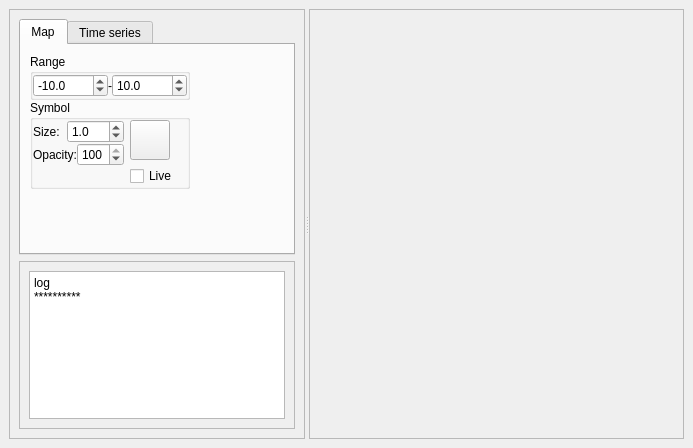
Qt form insar_explorer_dockwidget_base.ui (luhipi/insar-explorer) before a commit.
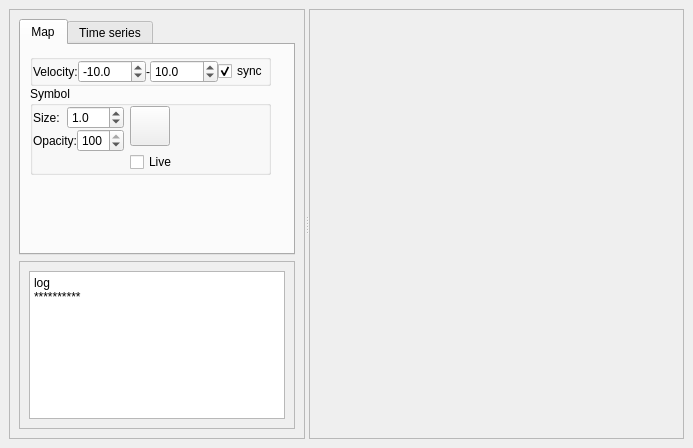
The same form after that commit. The open tabs and pages were chosen to show the change. Icons and pictures are not drawn.

Commit message: add checkbox for symbology range sync

```diff
--- a/insar_explorer_dockwidget_base.ui
+++ b/insar_explorer_dockwidget_base.ui
@@ -65,7 +65,7 @@
             <rect>
              <x>0</x>
              <y>0</y>
-             <width>323</width>
+             <width>361</width>
              <height>400</height>
             </rect>
            </property>
@@ -102,7 +102,7 @@
                        </sizepolicy>
                       </property>
                       <property name="title">
-                       <string>Range</string>
+                       <string/>
                       </property>
                       <layout class="QGridLayout" name="gridLayout_7">
                        <property name="leftMargin">
@@ -122,6 +122,13 @@
                        </property>
                        <item row="0" column="0">
                         <layout class="QHBoxLayout" name="horizontalLayout">
+                         <item>
+                          <widget class="QLabel" name="label_5">
+                           <property name="text">
+                            <string>Velocity:</string>
+                           </property>
+                          </widget>
+                         </item>
                          <item>
                           <widget class="QDoubleSpinBox" name="sb_symbol_lower_range">
                            <property name="sizePolicy">
@@ -134,10 +141,10 @@
                             <number>1</number>
                            </property>
                            <property name="minimum">
-                            <double>-10000.000000000000000</double>
+                            <double>-1000.000000000000000</double>
                            </property>
                            <property name="maximum">
-                            <double>10000.000000000000000</double>
+                            <double>1000.000000000000000</double>
                            </property>
                            <property name="value">
                             <double>-10.000000000000000</double>
@@ -169,16 +176,26 @@
                             <number>1</number>
                            </property>
                            <property name="minimum">
-                            <double>-10000.000000000000000</double>
+                            <double>-1000.000000000000000</double>
                            </property>
                            <property name="maximum">
-                            <double>10000.000000000000000</double>
+                            <double>1000.000000000000000</double>
                            </property>
                            <property name="value">
                             <double>10.000000000000000</double>
                            </property>
                           </widget>
                          </item>
+                         <item>
+                          <widget class="QCheckBox" name="cb_symbol_range_sync">
+                           <property name="text">
+                            <string>sync</string>
+                           </property>
+                           <property name="checked">
+                            <bool>true</bool>
+                           </property>
+                          </widget>
+                         </item>
                         </layout>
                        </item>
                       </layout>
```
Left out of the diff: 4 changed lines with no effect on the pictures. The commit also changes 1 other file.
